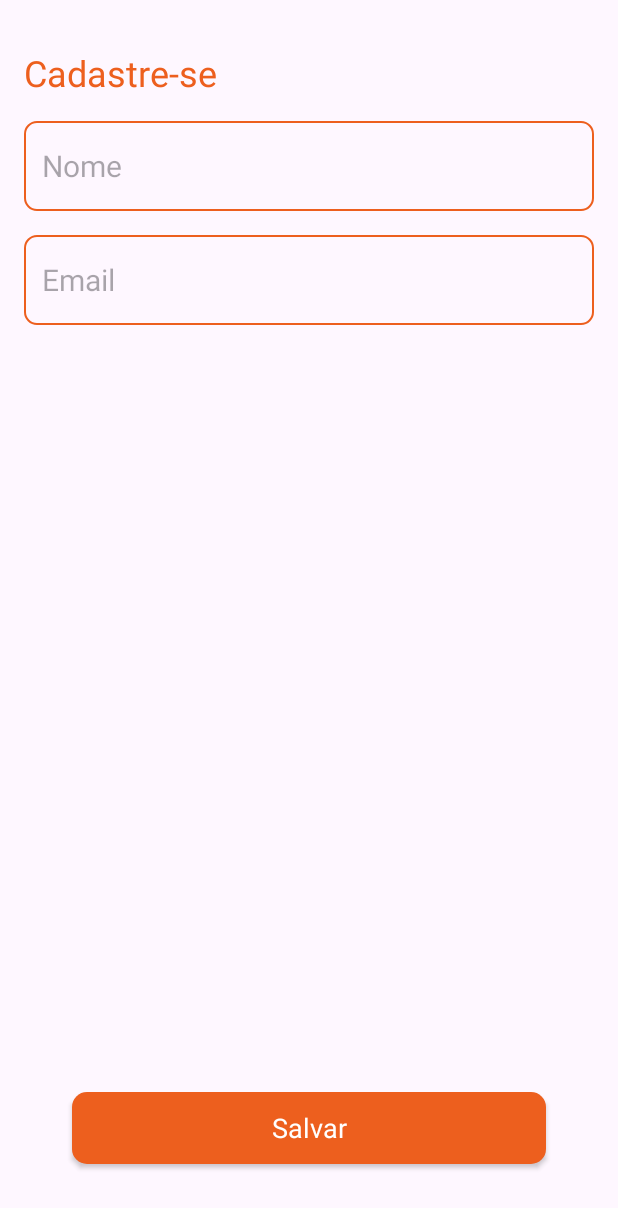
After one commit to gabrielmalheiross/cadastro-kotlin, an Android app: the CadastroActivity screen opened directly, with no data from a screen before it, on a phone screen of 412 x 824 dp. The commit adds this screen. Shown: the top 1208 px of the screen. Run offline under Robolectric (Android 15) with nearby library versions, the phone set to English and light mode, and no system bars.

Commit message:
feat: formulário de cadastro e sqlite integrado

```diff
--- a/app/build.gradle.kts
+++ b/app/build.gradle.kts
@@ -4,11 +4,11 @@ plugins {
 }
 
 android {
-    namespace = "com.example.notessqlite"
+    namespace = "com.example.cadastrokotlin"
     compileSdk = 35
 
     defaultConfig {
-        applicationId = "com.example.notessqlite"
+        applicationId = "com.example.cadastrokotlin"
         minSdk = 28
         targetSdk = 35
         versionCode = 1
--- a/app/src/main/AndroidManifest.xml
+++ b/app/src/main/AndroidManifest.xml
@@ -13,11 +13,11 @@
         android:theme="@style/Theme.NotesSQLite"
         tools:targetApi="31">
         <activity
-            android:name=".activity.AddNoteActivity"
+            android:name=".activity.CadastroActivity"
             android:exported="false" />
         <activity
             android:name=".MainActivity"
-            android:exported="false"/>
+            android:exported="false" />
         <activity
             android:name=".activity.IntroActivity"
             android:exported="true">
--- a/app/src/main/java/com/example/notessqlite/MainActivity.kt
+++ b/app/src/main/java/com/example/cadastrokotlin/MainActivity.kt
@@ -1,10 +1,11 @@
-package com.example.notessqlite
+package com.example.cadastrokotlin
 
 import android.os.Bundle
 import androidx.activity.enableEdgeToEdge
 import androidx.appcompat.app.AppCompatActivity
 import androidx.core.view.ViewCompat
 import androidx.core.view.WindowInsetsCompat
+import com.example.cadastrokotlin.R
 
 class MainActivity : AppCompatActivity() {
     override fun onCreate(savedInstanceState: Bundle?) {
--- /dev/null
+++ b/app/src/main/java/com/example/cadastrokotlin/activity/CadastroActivity.kt
@@ -0,0 +1,43 @@
+package com.example.cadastrokotlin.activity
+
+import android.os.Bundle
+import android.text.TextUtils
+import android.widget.Toast
+import androidx.activity.enableEdgeToEdge
+import androidx.appcompat.app.AppCompatActivity
+import androidx.core.view.ViewCompat
+import androidx.core.view.WindowInsetsCompat
+import com.example.cadastrokotlin.R
+import com.example.cadastrokotlin.data.db.DatabaseHelper
+import com.example.cadastrokotlin.data.model.Cliente
+import com.example.cadastrokotlin.databinding.ActivityCadastroBinding
+
+class CadastroActivity : AppCompatActivity() {
+
+    private lateinit var binding: ActivityCadastroBinding
+    private lateinit var db: DatabaseHelper
+
+    override fun onCreate(savedInstanceState: Bundle?) {
+        super.onCreate(savedInstanceState)
+        binding = ActivityCadastroBinding.inflate(layoutInflater)
+        setContentView(binding.root)
+
+        db = DatabaseHelper(this)
+        binding.saveButton.setOnClickListener{
+            val nome = binding.nomeEditText.text.toString()
+            val email = binding.emailEditText.text.toString()
+//            if (TextUtils.isEmpty(nome.getText())) {
+//                nome.setError("Nome é obrigatório")
+//            }
+//            if (TextUtils.isEmpty(email.getText())) {
+//                email.setError("Email é obrigatório")
+//            }
+
+
+            val cliente = Cliente(0, nome, email)
+            db.insertCliente(cliente)
+            finish()
+            Toast.makeText(this, "Cliente Cadastrado", Toast.LENGTH_SHORT).show()
+        }
+    }
+}
--- /dev/null
+++ b/app/src/main/java/com/example/cadastrokotlin/data/model/Cliente.kt
@@ -0,0 +1,3 @@
+package com.example.cadastrokotlin.data.model
+
+data class Cliente(val id: Int, val nome: String, val email: String)
--- a/app/src/main/res/drawable/baseline_done_24.xml
+++ b/app/src/main/res/drawable/baseline_done_24.xml
@@ -1,4 +1,4 @@
-<vector xmlns:android="http://schemas.android.com/apk/res/android" android:height="24dp" android:tint="#000000" android:viewportHeight="24" android:viewportWidth="24" android:width="24dp">
+<vector xmlns:android="http://schemas.android.com/apk/res/android" android:height="24dp" android:tint="@color/orange" android:viewportHeight="24" android:viewportWidth="24" android:width="24dp">
 
     <path android:fillColor="@android:color/white" android:pathData="M9,16.2L4.8,12l-1.4,1.4L9,19 21,7l-1.4,-1.4L9,16.2z"/>
 
--- /dev/null
+++ b/app/src/main/res/layout/activity_cadastro.xml
@@ -0,0 +1,58 @@
+<?xml version="1.0" encoding="utf-8"?>
+<RelativeLayout
+    xmlns:android="http://schemas.android.com/apk/res/android"
+    xmlns:tools="http://schemas.android.com/tools"
+    android:layout_width="match_parent"
+    android:layout_height="match_parent"
+    android:orientation="vertical"
+    android:padding="16dp"
+    tools:context=".activity.CadastroActivity">
+
+    <TextView
+        android:id="@+id/cadastroHeading"
+        android:layout_width="wrap_content"
+        android:layout_height="wrap_content"
+        android:layout_alignParentTop="true"
+        android:layout_marginTop="16dp"
+        android:text="Cadastre-se"
+        android:textColor="@color/orange"
+        android:textSize="24sp" />
+
+    <EditText
+        android:id="@+id/nomeEditText"
+        android:layout_width="match_parent"
+        android:layout_height="60dp"
+        android:hint="Nome"
+        android:padding="12dp"
+        android:textSize="20sp"
+        android:layout_below="@id/cadastroHeading"
+        android:background="@drawable/orange_border"
+        android:layout_marginTop="16dp"
+        android:maxLines="1"/>
+
+    <EditText
+        android:id="@+id/emailEditText"
+        android:layout_width="match_parent"
+        android:layout_height="60dp"
+        android:hint="Email"
+        android:padding="12dp"
+        android:textSize="20sp"
+        android:layout_below="@id/nomeEditText"
+        android:background="@drawable/orange_border"
+        android:layout_marginTop="16dp"
+        android:maxLines="1"/>
+
+    <androidx.appcompat.widget.AppCompatButton
+        android:id="@+id/saveButton"
+        style="@android:style/Widget.Button"
+        android:layout_margin="32dp"
+        android:background="@drawable/orange_button_bg"
+        android:textColor="@color/white"
+        android:layout_width="match_parent"
+        android:layout_height="wrap_content"
+        android:text="Salvar"
+        android:layout_alignParentBottom="true"
+        android:textSize="18sp"/>
+
+
+</RelativeLayout>
--- a/app/src/main/res/values/strings.xml
+++ b/app/src/main/res/values/strings.xml
@@ -1,5 +1,6 @@
 <resources>
-    <string name="app_name">Notes SQLite</string>
+    <string name="app_name">Cadastro</string>
     <string name="intro_title">Cadastro de funcionários</string>
     <string name="intro_text">Faça seu cadastro!</string>
+    <string name="intro_signin">Não possui uma conta? </string>
 </resources>
--- a/gradle/libs.versions.toml
+++ b/gradle/libs.versions.toml
@@ -9,6 +9,7 @@ appcompat = "1.7.0"
 material = "1.12.0"
 activity = "1.10.1"
 constraintlayout = "2.2.1"
+firebaseCommonKtx = "21.0.0"
 
 [libraries]
 androidx-core-ktx = { group = "androidx.core", name = "core-ktx", version.ref = "coreKtx" }
@@ -19,6 +20,7 @@ androidx-appcompat = { group = "androidx.appcompat", name = "appcompat", version
 material = { group = "com.google.android.material", name = "material", version.ref = "material" }
 androidx-activity = { group = "androidx.activity", name = "activity", version.ref = "activity" }
 androidx-constraintlayout = { group = "androidx.constraintlayout", name = "constraintlayout", version.ref = "constraintlayout" }
+firebase-common-ktx = { group = "com.google.firebase", name = "firebase-common-ktx", version.ref = "firebaseCommonKtx" }
 
 [plugins]
 android-application = { id = "com.android.application", version.ref = "agp" }
--- a/settings.gradle.kts
+++ b/settings.gradle.kts
@@ -19,5 +19,5 @@ dependencyResolutionManagement {
     }
 }
 
-rootProject.name = "Notes SQLite"
+rootProject.name = "Cadastro Kotlin"
 include(":app")
```
Also changed, not shown: app/src/main/java/com/example/cadastrokotlin/activity/IntroActivity.kt (renamed from app/src/main/java/com/example/notessqlite/activity/IntroActivity.kt, +8 -8 lines), app/src/main/java/com/example/cadastrokotlin/data/db/DatabaseHelper.kt (added, +40 -0 lines), app/src/main/java/com/example/notessqlite/activity/AddNoteActivity.kt (deleted, +0 -15 lines), app/src/main/res/layout/activity_add_note.xml (deleted, +0 -10 lines), app/src/main/res/layout/activity_intro.xml (+27 -0 lines), 5 other files.
